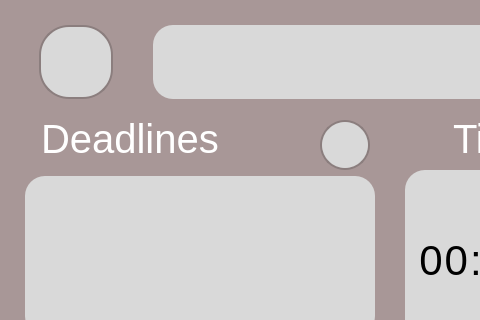
Qt form grape/src/dashboard/dashboard.ui (rotat1ck/grape) before a commit; both pictures show x 0 to 480 and y 0 to 320 of the 640 by 720 pixel window.
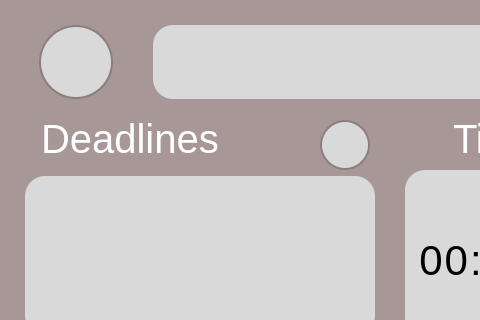
The same form after that commit. Icons and pictures are not drawn.

Commit message: Я устал делать прки, наклепал уже штук 6 за седня

```diff
--- a/grape/src/dashboard/dashboard.ui
+++ b/grape/src/dashboard/dashboard.ui
@@ -79,12 +79,12 @@
        <string notr="true">QPushButton {
     background-color: #D9D9D9;
     border: 2px solid #8B7E7E;
-    border-radius: 30px;
+    border-radius: 37px;
     font-family: 'Comfortaa';
     font-size: 5px;
     color: #8B2222;
 	icon-size: 16px;  
-    padding: 5px; 
+    padding: 7px; 
 }
 QPushButton:hover {
     background-color: #E5E5E5;
@@ -95,7 +95,6 @@
 }
 QPushButton {
     image: url(:/img/settings.svg);
-	
 }
 </string>
       </property>
```
The commit also changes 2 other files.
